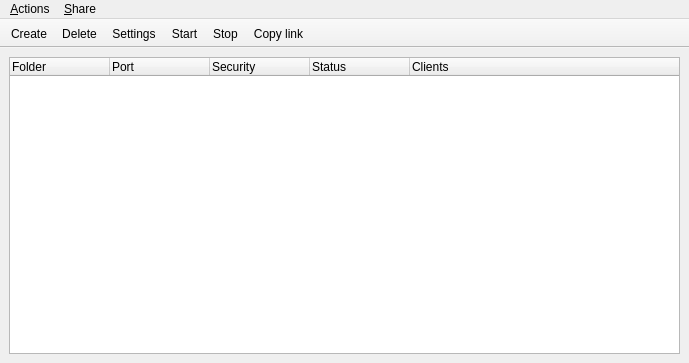
This is trunk/netek_gui.ui in BackupTheBerlios/netek-svn as Qt 5 draws it before an edit. The edited form follows.
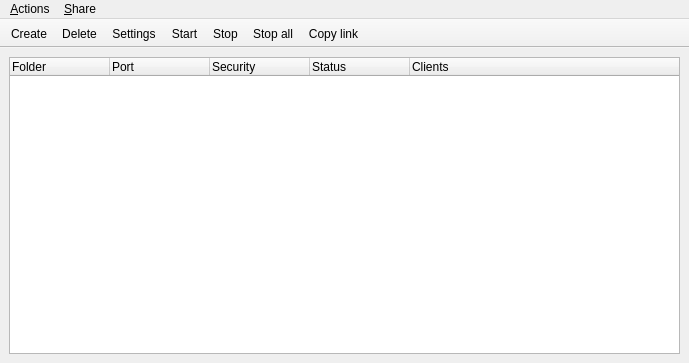
This is the edited form. Icons and pictures are not drawn.

Commit message: about box, stop all, cleanup

The edit to the form file:
```diff
--- a/trunk/netek_gui.ui
+++ b/trunk/netek_gui.ui
@@ -70,12 +70,6 @@
    <property name="orientation" >
     <enum>Qt::Horizontal</enum>
    </property>
-   <property name="iconSize" >
-    <size>
-     <width>32</width>
-     <height>32</height>
-    </size>
-   </property>
    <property name="toolButtonStyle" >
     <enum>Qt::ToolButtonTextUnderIcon</enum>
    </property>
@@ -87,6 +81,7 @@
    <addaction name="actionSettings" />
    <addaction name="actionStart" />
    <addaction name="actionStop" />
+   <addaction name="actionStop_all" />
    <addaction name="actionCopy_link" />
   </widget>
   <widget class="QMenuBar" name="menuBar" >
@@ -212,6 +207,22 @@
     <string>Show &amp;log</string>
    </property>
   </action>
+  <action name="action_About" >
+   <property name="icon" >
+    <iconset resource="icons.qrc" >:/icons/netek.png</iconset>
+   </property>
+   <property name="text" >
+    <string>&amp;About neteK</string>
+   </property>
+  </action>
+  <action name="actionStop_all" >
+   <property name="icon" >
+    <iconset>icons/stop.png</iconset>
+   </property>
+   <property name="text" >
+    <string>Stop &amp;all</string>
+   </property>
+  </action>
  </widget>
  <pixmapfunction></pixmapfunction>
  <tabstops>
```
Left out of the diff: 29 changed lines with no effect on the pictures. The commit also changes 17 other files.
